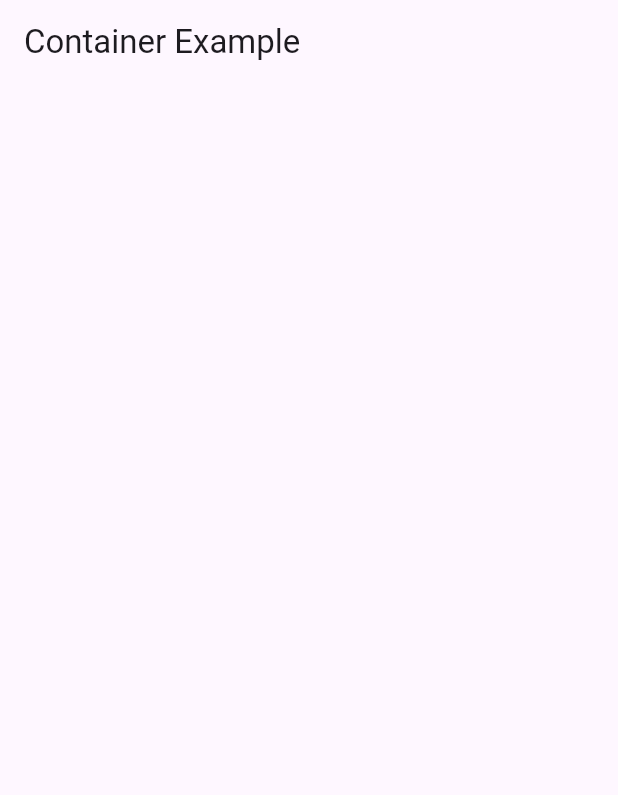
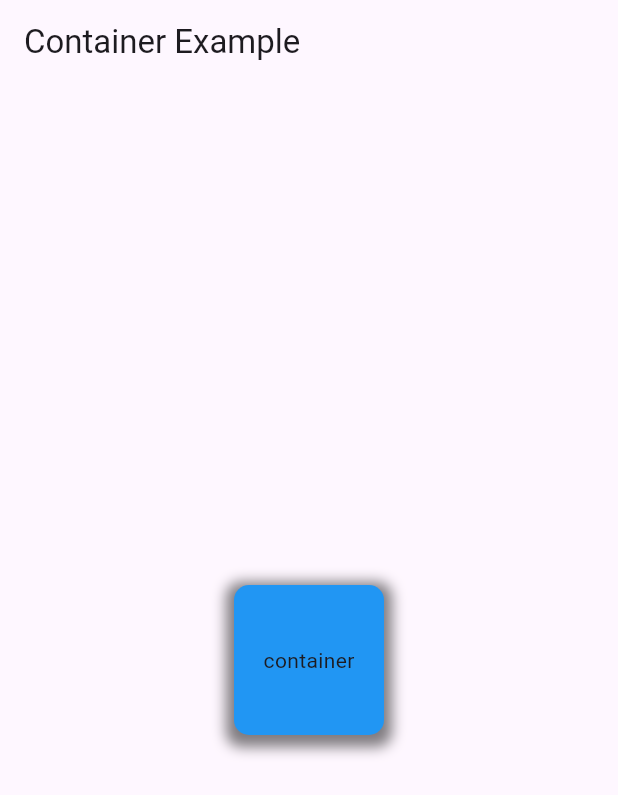
Before and after one commit to fajarakpdev/dasar-flutter-flume, a Flutter app: the screen it shows after launch, on a phone screen of 412 x 824 dp. Shown: the top 795 px of the screen. Run offline on Flutter 3.47's test engine with Material 3 defaults, Android fonts, the phone set to English and light mode, and no system bars.

Commit message:
container

```diff
--- a/lib/container.dart
+++ b/lib/container.dart
@@ -10,7 +10,25 @@ class Container01 extends StatelessWidget {
         title: const Text('Container Example'),
       ),
       body: Center(
-        child: Container(),
+        child: Container(
+          decoration: BoxDecoration(
+            color: Colors.blue,
+            borderRadius: BorderRadius.circular(10),
+            boxShadow: [
+              BoxShadow(
+                color: Colors.black.withOpacity(0.5),
+                spreadRadius: 5,
+                blurRadius: 7,
+                offset: const Offset(0, 3),
+              ),
+            ],
+          ),
+          width: 100,
+          height: 100,
+          constraints: const BoxConstraints(maxWidth: 300, maxHeight: 300),
+          alignment: Alignment.center,
+          child: const Text('container'),
+        ),
       ),
     );
   }
```
